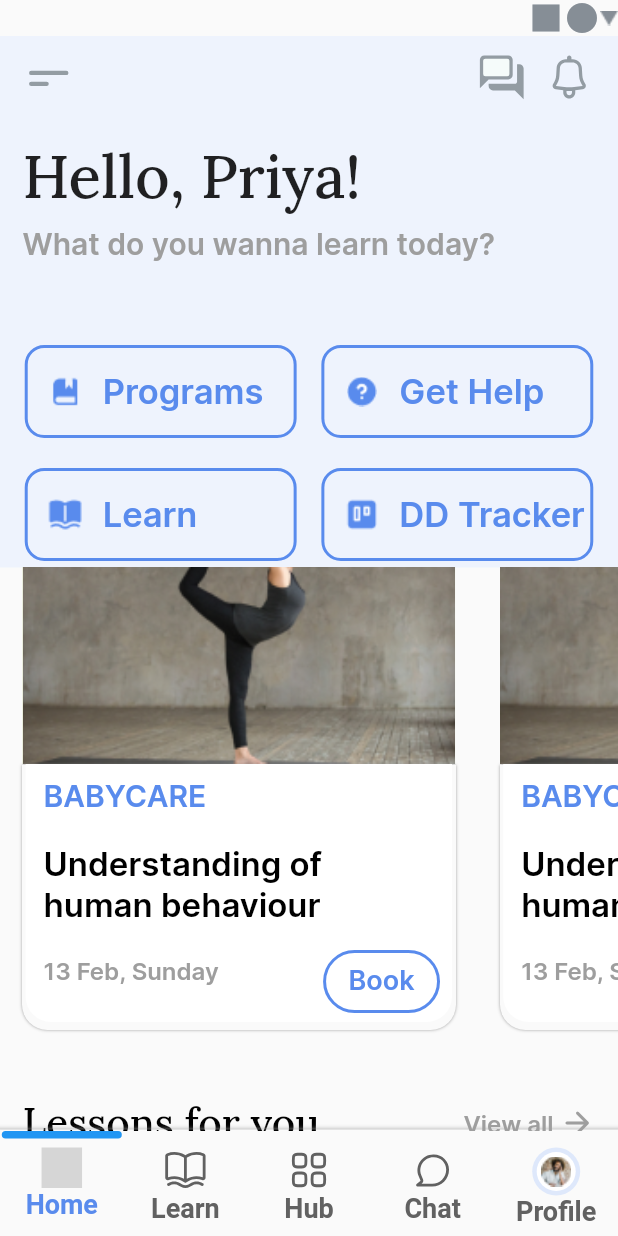
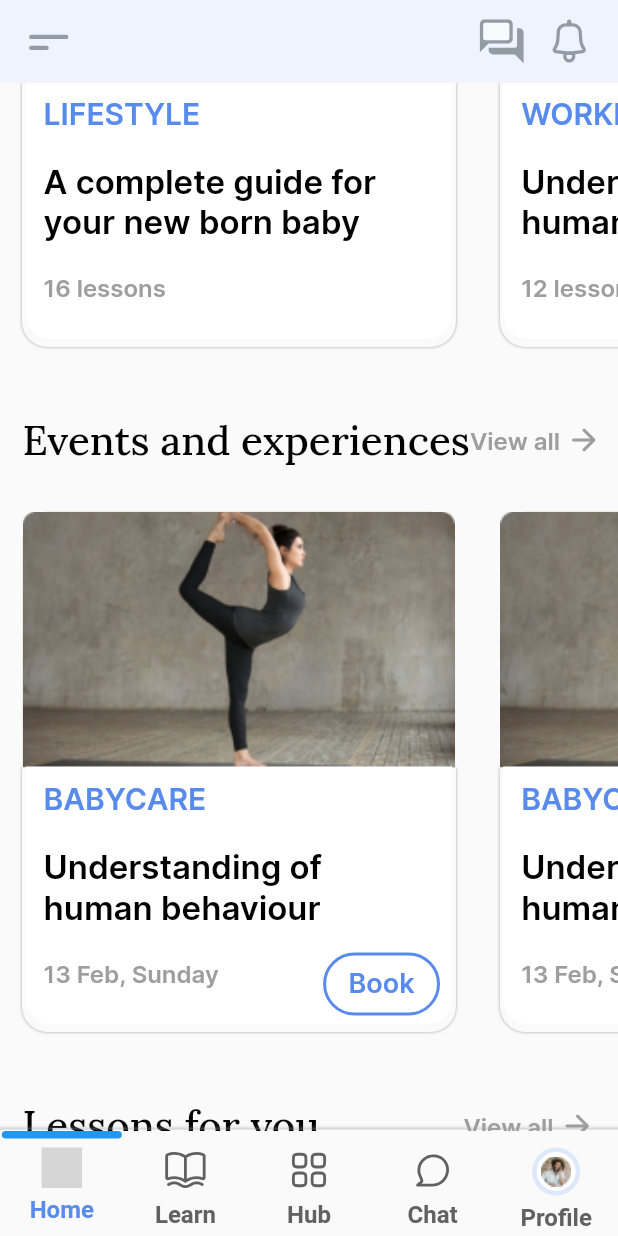
Before and after one commit to avinav-26th/Banao_technologies, a Flutter app: the screen it shows after launch, scrolled down 576 dp, on a phone screen of 412 x 824 dp. Run offline on Flutter 3.47's test engine with Material 2 defaults, Android fonts, the phone set to English and light mode, and no system bars; our stand-ins replace flutter_spinkit, flutter_svg; grey boxes are pictures that could not be loaded.

Commit message:
second task commit

```diff
--- a/lib/main.dart
+++ b/lib/main.dart
@@ -1,7 +1,8 @@
+// ignore_for_file: deprecated_member_use
+
 import 'package:banao_technologies_assignment_app/widgets/heading_row.dart';
 import 'package:banao_technologies_assignment_app/widgets/main_card_widget.dart';
 import 'package:flutter/material.dart';
-import 'package:flutter/services.dart';
 import 'package:flutter_svg/svg.dart';
 
 import 'widgets/options_card_widget.dart';
@@ -30,13 +31,7 @@ class HomeScreen extends StatefulWidget {
 }
 
 class _HomeScreenState extends State<HomeScreen> {
-  @override
-  void initState() {
-    super.initState();
-    SystemChrome.setEnabledSystemUIMode(SystemUiMode.immersiveSticky);
-  }
-
-  double iconSize = 35, fontSize = 18, barWidth = 80, otherIconSize = 30;
+  double iconSize = 35, fontSize = 16, barWidth = 80, otherIconSize = 30;
   int selectedIndex = 0;
   Color barColor = Colors.transparent;
 
@@ -88,6 +83,9 @@ class _HomeScreenState extends State<HomeScreen> {
                       ? const Color(0xff598BED)
                       : Colors.grey.shade700,
                 ),
+                const SizedBox(
+                  height: 5,
+                ),
                 Text(
                   'Home',
                   style: TextStyle(
@@ -128,6 +126,9 @@ class _HomeScreenState extends State<HomeScreen> {
                   color: selectedIndex == 1
                       ? const Color(0xff598BED)
                       : Colors.grey.shade700,
+                ),
+                const SizedBox(
+                  height: 5,
                 ),
                 Text(
                   'Learn',
@@ -170,6 +171,9 @@ class _HomeScreenState extends State<HomeScreen> {
                       ? const Color(0xff598BED)
                       : Colors.grey.shade700,
                 ),
+                const SizedBox(
+                  height: 5,
+                ),
                 Text(
                   'Hub',
                   style: TextStyle(
@@ -210,6 +214,9 @@ class _HomeScreenState extends State<HomeScreen> {
                   color: selectedIndex == 3
                       ? const Color(0xff598BED)
                       : Colors.grey.shade700,
+                ),
+                const SizedBox(
+                  height: 5,
                 ),
                 Text(
                   'Chat',
@@ -258,6 +265,9 @@ class _HomeScreenState extends State<HomeScreen> {
                     ),
                   ),
                 ),
+                const SizedBox(
+                  height: 5,
+                ),
                 Text(
                   'Profile',
                   style: TextStyle(
@@ -277,41 +287,39 @@ class _HomeScreenState extends State<HomeScreen> {
 
   @override
   Widget build(BuildContext context) {
-    return Scaffold(
+    return SafeArea(
+      child: Scaffold(
         body: SizedBox(
           height: MediaQuery.of(context).size.height,
           child: Column(
             mainAxisSize: MainAxisSize.min,
             children: [
               //topmost dummy row
-            Row(
-              mainAxisAlignment: MainAxisAlignment.end,
-              crossAxisAlignment: CrossAxisAlignment.center,
-              children: [
-                const Icon(
-                  Icons.square,
-                  color: Color(0xff868E96),
-                ),
-                const Icon(
-                  Icons.circle,
-                  color: Color(0xff868E96),
-                ),
-                Image.asset('assets/icons/png/triangle.png'),
-              ],
-            ),
+              // Padding(
+              //   padding: const EdgeInsets.symmetric(horizontal: 15, vertical: 4),
+              //   child: Row(
+              //     mainAxisAlignment: MainAxisAlignment.end,
+              //     crossAxisAlignment: CrossAxisAlignment.center,
+              //     children: [
+              //       const Icon(
+              //         Icons.square,
+              //         color: Color(0xff868E96),
+              //       ),
+              //       const Icon(
+              //         Icons.circle,
+              //         color: Color(0xff868E96),
+              //       ),
+              //       Image.asset('assets/icons/png/triangle.png', height: 18,),
+              //     ],
+              //   ),
+              // ),
 
-            //upper container
+              //appbar row
               Container(
-              height: MediaQuery.of(context).size.height * 0.43,
-              width: double.infinity,
                 color: const Color(0xffEEF3FD),
-              child: Column(
-                mainAxisSize: MainAxisSize.min,
-                children: [
-                  //appbar row
-                  Padding(
-                    padding: const EdgeInsets.symmetric(
-                        horizontal: 15, vertical: 10),
+                child: Padding(
+                  padding:
+                      const EdgeInsets.symmetric(horizontal: 15, vertical: 10),
                   child: Row(
                     mainAxisAlignment: MainAxisAlignment.spaceBetween,
                     children: [
@@ -330,8 +338,7 @@ class _HomeScreenState extends State<HomeScreen> {
                         children: [
                           //inbox icon
                           Padding(
-                              padding:
-                                  const EdgeInsets.symmetric(horizontal: 10),
+                            padding: const EdgeInsets.symmetric(horizontal: 10),
                             child: SvgPicture.asset(
                               'assets/icons/svg/inbox.svg',
                               height: iconSize,
@@ -350,10 +357,28 @@ class _HomeScreenState extends State<HomeScreen> {
                     ],
                   ),
                 ),
+              ),
 
+              //scrollable view
+              Expanded(
+                child: SizedBox(
+                  child: SingleChildScrollView(
+                    physics: const BouncingScrollPhysics(),
+                    child: Column(
+                      children: [
+                        //upper container
+                        Container(
+                          width: double.infinity,
+                          color: const Color(0xffEEF3FD),
+                          child: Padding(
+                            padding: const EdgeInsets.only(bottom: 20),
+                            child: Column(
+                              mainAxisSize: MainAxisSize.min,
+                              children: [
                                 //hello priya text
                                 const Padding(
-                    padding: EdgeInsets.only(left: 15, top: 13, bottom: 8),
+                                  padding: EdgeInsets.only(
+                                      left: 15, top: 13, bottom: 8),
                                   child: Align(
                                     alignment: Alignment.centerLeft,
                                     child: Text(
@@ -368,7 +393,8 @@ class _HomeScreenState extends State<HomeScreen> {
 
                                 //desc text
                                 Padding(
-                    padding: const EdgeInsets.only(left: 15, bottom: 45),
+                                  padding: const EdgeInsets.only(
+                                      left: 15, bottom: 45),
                                   child: Align(
                                     alignment: Alignment.centerLeft,
                                     child: Text(
@@ -385,39 +411,44 @@ class _HomeScreenState extends State<HomeScreen> {
 
                                 //options row1
                                 Row(
-                    mainAxisAlignment: MainAxisAlignment.spaceEvenly,
+                                  mainAxisAlignment:
+                                      MainAxisAlignment.spaceEvenly,
                                   crossAxisAlignment: CrossAxisAlignment.center,
                                   children: [
                                     OptionsCardWidget(
-                          context, 'assets/icons/png/bookmark.png', 'Programs'),
+                                        context,
+                                        'assets/icons/png/bookmark.png',
+                                        'Programs'),
                                     OptionsCardWidget(
-                          context, 'assets/icons/png/help.png', 'Get Help'),
+                                        context,
+                                        'assets/icons/png/help.png',
+                                        'Get Help'),
                                   ],
                                 ),
 
                                 //options row2
                                 Row(
-                    mainAxisAlignment: MainAxisAlignment.spaceEvenly,
+                                  mainAxisAlignment:
+                                      MainAxisAlignment.spaceEvenly,
                                   crossAxisAlignment: CrossAxisAlignment.center,
                                   children: [
                                     OptionsCardWidget(
-                          context, 'assets/icons/png/open_book.png', 'Learn'),
+                                        context,
+                                        'assets/icons/png/open_book.png',
+                                        'Learn'),
                                     OptionsCardWidget(
-                          context, 'assets/icons/png/trello.png', 'DD Tracker'),
+                                        context,
+                                        'assets/icons/png/trello.png',
+                                        'DD Tracker'),
                                   ],
                                 )
                               ],
                             ),
                           ),
+                        ),
 
-            //scrollable view
-            Expanded(
-              child: SizedBox(
-                child: SingleChildScrollView(
-                  physics: const BouncingScrollPhysics(),
-                  child: Column(
-                    children: [
-                      HeadingRow('Programs for you'),
+                        //programs for you - section
+                        HeadingRow(context, 'Programs for you'),
                         SingleChildScrollView(
                           scrollDirection: Axis.horizontal,
                           physics: const BouncingScrollPhysics(),
@@ -435,6 +466,7 @@ class _HomeScreenState extends State<HomeScreen> {
                                   width: 1,
                                 ),
                                 false,
+                                true,
                               ),
                               MainCardWidget(
                                 context,
@@ -448,14 +480,18 @@ class _HomeScreenState extends State<HomeScreen> {
                                   width: 1,
                                 ),
                                 false,
+                                true,
                               ),
                             ],
                           ),
                         ),
+
                         const SizedBox(
                           height: 20,
                         ),
-                      HeadingRow('Events and experiences'),
+
+                        //events and experience section - section
+                        HeadingRow(context, 'Events and experiences'),
                         SingleChildScrollView(
                           scrollDirection: Axis.horizontal,
                           physics: const BouncingScrollPhysics(),
@@ -490,6 +526,7 @@ class _HomeScreenState extends State<HomeScreen> {
                                   ),
                                 ),
                                 true,
+                                true,
                               ),
                               MainCardWidget(
                                 context,
@@ -520,14 +557,18 @@ class _HomeScreenState extends State<HomeScreen> {
                                   ),
                                 ),
                                 true,
+                                true,
                               ),
                             ],
                           ),
                         ),
+
                         const SizedBox(
                           height: 20,
                         ),
-                      HeadingRow('Lessons for you'),
+
+                        //lessons for you - section
+                        HeadingRow(context, 'Lessons for you'),
                         SingleChildScrollView(
                           scrollDirection: Axis.horizontal,
                           physics: const BouncingScrollPhysics(),
@@ -541,14 +582,15 @@ class _HomeScreenState extends State<HomeScreen> {
                                 'Understanding of human behaviour',
                                 '3 min',
                                 Padding(
-                                padding:
-                                    const EdgeInsets.only(right: 12, bottom: 8),
+                                  padding: const EdgeInsets.only(
+                                      right: 12, bottom: 8),
                                   child: SvgPicture.asset(
                                     'assets/icons/svg/lock.svg',
                                     height: otherIconSize,
                                     width: otherIconSize,
                                   ),
                                 ),
+                                true,
                                 true,
                               ),
                               MainCardWidget(
@@ -559,14 +601,15 @@ class _HomeScreenState extends State<HomeScreen> {
                                 'Understanding of human behaviour',
                                 '1 min',
                                 Padding(
-                                padding:
-                                    const EdgeInsets.only(right: 12, bottom: 8),
+                                  padding: const EdgeInsets.only(
+                                      right: 12, bottom: 8),
                                   child: SvgPicture.asset(
                                     'assets/icons/svg/lock.svg',
                                     height: otherIconSize,
                                     width: otherIconSize,
                                   ),
                                 ),
+                                true,
                                 true,
                               ),
                             ],
@@ -581,6 +624,7 @@ class _HomeScreenState extends State<HomeScreen> {
           ),
         ),
         bottomNavigationBar: customNavBar(context),
+      ),
     );
   }
 }
--- a/lib/widgets/heading_row.dart
+++ b/lib/widgets/heading_row.dart
@@ -1,33 +1,51 @@
 // ignore_for_file: non_constant_identifier_names
 
+import 'package:banao_technologies_assignment_app/screens/content_display_screen.dart';
 import 'package:flutter/material.dart';
 
-Widget HeadingRow(String heading){
-  return Padding(
+Widget HeadingRow(BuildContext context, String heading) {
+  return InkWell(
+    onTap: () {
+      Navigator.of(context).push(
+        MaterialPageRoute(
+          builder: (context) => ContentDisplayScreen(
+            heading: heading,
+          ),
+        ),
+      );
+    },
+    child: Padding(
       padding: const EdgeInsets.all(15),
       child: Row(
         mainAxisAlignment: MainAxisAlignment.spaceBetween,
         crossAxisAlignment: CrossAxisAlignment.center,
         children: [
-        Text(heading, style: const TextStyle(
+          Text(
+            heading,
+            style: const TextStyle(
               fontSize: 27,
               fontFamily: 'Lora',
               color: Colors.black,
-        ),),
+            ),
+          ),
           const Row(
             mainAxisSize: MainAxisSize.min,
             mainAxisAlignment: MainAxisAlignment.center,
             crossAxisAlignment: CrossAxisAlignment.center,
             children: [
-            Text('View all ', style: TextStyle(
+              Text(
+                'View all ',
+                style: TextStyle(
                   fontSize: 16,
                   fontFamily: 'Inter',
                   color: Colors.grey,
-            ),),
+                ),
+              ),
               Icon(Icons.arrow_forward_rounded, color: Colors.grey),
             ],
           ),
         ],
       ),
+    ),
   );
 }
--- a/lib/widgets/main_card_widget.dart
+++ b/lib/widgets/main_card_widget.dart
@@ -2,8 +2,17 @@
 
 import 'package:flutter/material.dart';
 
-Widget MainCardWidget(BuildContext context, Color color, String imageUrl,
-    String category, String title, String desc, Widget widget, bool isFit) {
+Widget MainCardWidget(
+  BuildContext context,
+  Color color,
+  String imageUrl,
+  String category,
+  String title,
+  String desc,
+  Widget widget,
+  bool isFit,
+  bool setWidth,
+) {
   return Padding(
     padding: const EdgeInsets.all(15),
     child: SizedBox(
@@ -11,7 +20,9 @@ Widget MainCardWidget(BuildContext context, Color color, String imageUrl,
         children: [
           Container(
             height: 170,
-            width: MediaQuery.of(context).size.width * 0.7,
+            width: (setWidth)
+                ? MediaQuery.of(context).size.width * 0.7
+                : MediaQuery.of(context).size.width,
             decoration: BoxDecoration(
               borderRadius: const BorderRadius.only(
                 topRight: Radius.circular(17),
@@ -19,10 +30,15 @@ Widget MainCardWidget(BuildContext context, Color color, String imageUrl,
               ),
               color: color,
             ),
-            child: Image.asset(imageUrl, fit: (isFit)? BoxFit.fill : BoxFit.none,),
+            child: Image.asset(
+              imageUrl,
+              fit: (isFit) ? BoxFit.fill : BoxFit.none,
+            ),
           ),
           Container(
-            width: MediaQuery.of(context).size.width * 0.69,
+            width: (setWidth)
+                ? MediaQuery.of(context).size.width * 0.69
+                : MediaQuery.of(context).size.width,
             decoration: const BoxDecoration(
               borderRadius: BorderRadius.only(
                 bottomLeft: Radius.circular(17),
--- a/pubspec.yaml
+++ b/pubspec.yaml
@@ -36,6 +36,8 @@ dependencies:
   # Use with the CupertinoIcons class for iOS style icons.
   cupertino_icons: ^1.0.2
   flutter_svg: ^2.0.6
+  http: ^1.0.0
+  flutter_spinkit: ^5.2.0
 
 dev_dependencies:
   flutter_test:
```
Also changed, not shown: lib/models/lessons_model.dart (added, +68 -0 lines), lib/models/programs_model.dart (added, +84 -0 lines), lib/screens/content_display_screen.dart (added, +188 -0 lines), assets/icons/png/triangle.png, pubspec.lock. Lines whose indentation alone changed are shown as unchanged.
